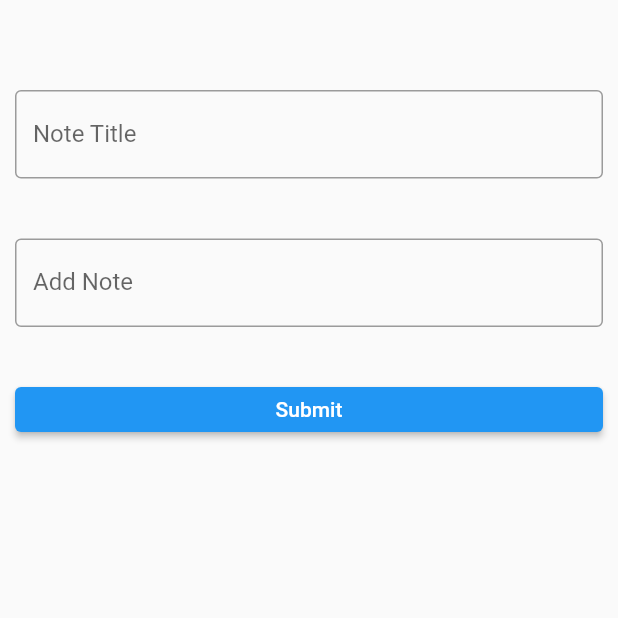
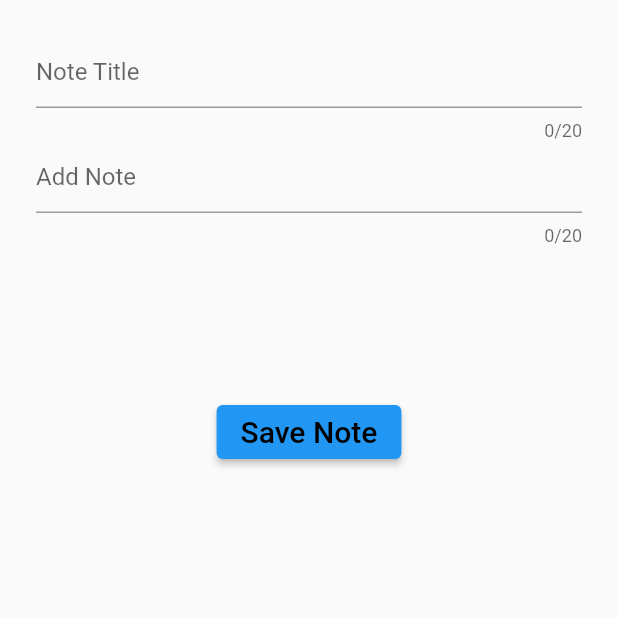
Before and after one commit to Nishu-Gamage/FF-R02_Notepad, a Flutter app: the AddNewNote screen opened directly, on a phone screen of 412 x 824 dp, the top half of it. Run offline on Flutter 3.47's test engine with Material 2 defaults, Android fonts, the phone set to English and light mode, and no system bars; our stand-ins replace device_preview.

Commit message:
[Add_Note] - Add New Note Form

```diff
--- a/lib/screens/add_note.dart
+++ b/lib/screens/add_note.dart
@@ -1,48 +1,88 @@
-import 'package:flutter/cupertino.dart';
 import 'package:flutter/material.dart';
 
-class AddNewNote extends StatelessWidget {
+class AddNewNote extends StatefulWidget {
+  const AddNewNote({Key? key}) : super(key: key);
+
+  @override
+  State<AddNewNote> createState() => _AddNewNoteForm();
+}
+
+class _AddNewNoteForm extends State<AddNewNote> {
+  final GlobalKey<FormState> _formKey = GlobalKey<FormState>();
+
+  String _noteTitle = '';
+  String _addNote = '';
+
+  Widget _buildNoteTitleField() {
+    return TextFormField(
+        maxLength: 20,
+        decoration: const InputDecoration(hintText: 'Note Title'),
+        validator: (textFieldValue) {
+          if (textFieldValue!.isEmpty) {
+            return "Note Title can't be empty";
+          }
+          return null;
+        },
+        onSaved: (textFieldValue) {
+          _noteTitle = textFieldValue!;
+        });
+  }
+
+  Widget _buildAddNoteField() {
+    return TextFormField(
+        maxLength: 20,
+        decoration: const InputDecoration(hintText: 'Add Note'),
+        validator: (textFieldValue) {
+          if (textFieldValue!.isEmpty) {
+            return "Add Note can't be empty";
+          }
+          return null;
+        },
+        onSaved: (textFieldValue) {
+          _addNote = textFieldValue!;
+        });
+  }
+
   @override
   Widget build(BuildContext context) {
-    TextEditingController addNoteTitle = TextEditingController();
-    TextEditingController addNewNote = TextEditingController();
-
-    return Container(
-      child: ListView(
-        scrollDirection: Axis.vertical,
-        children: [
-          Container(
-            margin: EdgeInsets.only(top: 50),
-            padding: EdgeInsets.all(10),
-            child: TextField(
-              controller: addNoteTitle,
-              decoration: InputDecoration(
-                border: OutlineInputBorder(),
-                labelText: 'Note Title',
-              ),
+    return Scaffold(
+      body: SingleChildScrollView(
+        child: Form(
+          key: _formKey,
+          child: Container(
+            margin: const EdgeInsets.all(24.0),
+            child: Column(
+              children: <Widget>[
+                _buildNoteTitleField(),
+                _buildAddNoteField(),
+                SizedBox(
+                  height: 100,
+                ),
+                Container(
+                  child: ElevatedButton(
+                      child: Text(
+                        'Save Note',
+                        style: TextStyle(
+                          color: Colors.black,
+                          fontSize: 20,
+                        ),
+                      ),
+                      onPressed: () {
+                        if (_formKey.currentState!.validate()) {
+                          _formKey.currentState?.save();
+                          print(_noteTitle);
+                          print(_addNote);
+                          // Navigator.push(
+                          //     context,
+                          //     MaterialPageRoute(
+                          //         builder: (context) => DisplayNotes()));
+                        }
+                      }),
+                ),
+              ],
             ),
           ),
-          Container(
-            margin: EdgeInsets.only(top: 20),
-            padding: EdgeInsets.all(10),
-            child: TextField(
-              controller: addNewNote,
-              decoration: InputDecoration(
-                border: OutlineInputBorder(),
-                labelText: 'Add Note',
-              ),
-            ),
-          ),
-          Container(
-            height: 50,
-            padding: EdgeInsets.all(10),
-            margin: EdgeInsets.only(top: 20),
-            child: ElevatedButton(
-              child: Text('Submit'),
-              onPressed: () {},
-            ),
-          ),
-        ],
+        ),
       ),
     );
   }
--- a/lib/screens/display_notes.dart
+++ b/lib/screens/display_notes.dart
@@ -10,8 +10,8 @@ class DisplayNotes extends StatelessWidget {
       children: [
         ListTile(
           leading: Icon(Icons.brightness_auto),
-          title: Text('For the future (FF-R02)'),
-          subtitle: Text("We are going to make the notepad with flutter"),
+          title: Text('aaaaa'),
+          subtitle: Text("bbbbb"),
           onTap: () {},
         ),
         Divider(),
```
